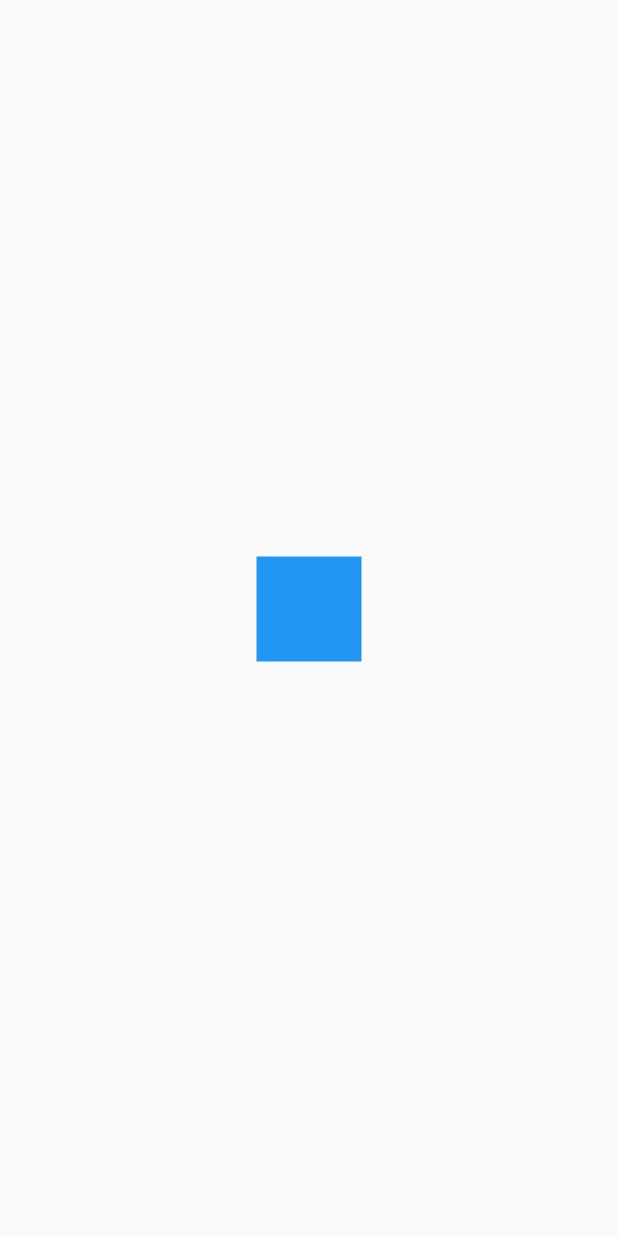
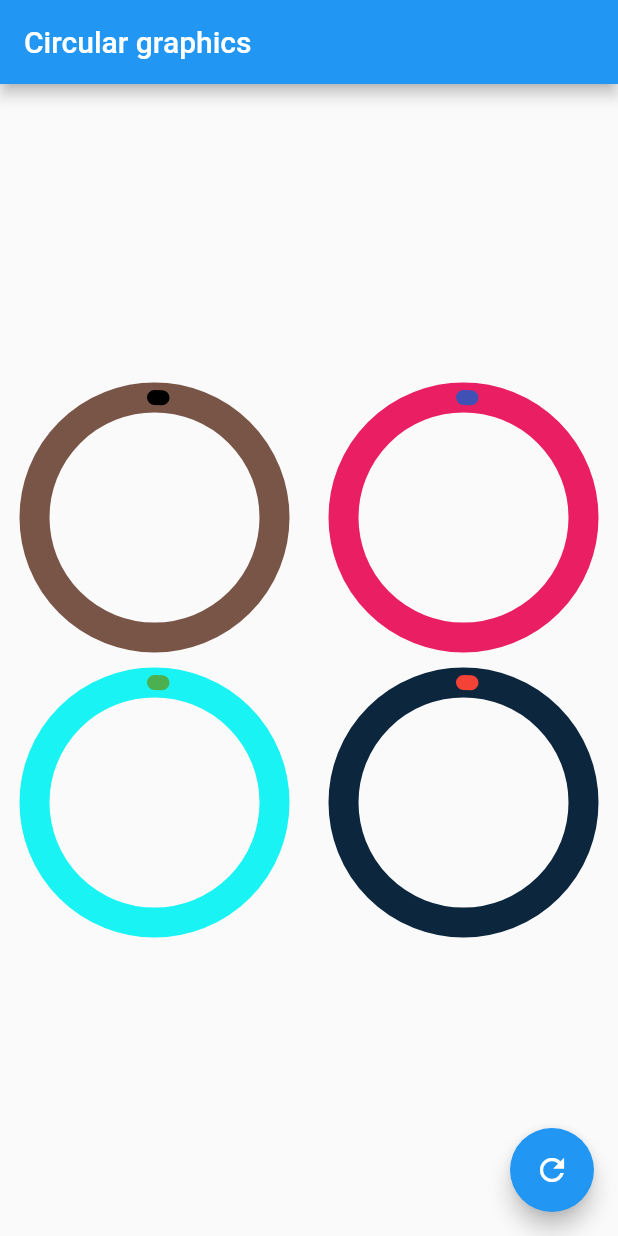
Before and after one commit to MichaelAmador/flutter-designs, a Flutter app: the screen it shows after launch, on a phone screen of 412 x 824 dp. Run offline on Flutter 3.47's test engine with Material 2 defaults, Android fonts, the phone set to English and light mode, and no system bars.

Commit message:
Progress bar + animated custom painter

```diff
--- a/lib/main.dart
+++ b/lib/main.dart
@@ -11,6 +11,6 @@ class MainApp extends StatelessWidget {
   @override
   Widget build(BuildContext context) {
     return const MaterialApp(
-        debugShowCheckedModeBanner: false, home: SquareAnimatedScreen());
+        debugShowCheckedModeBanner: false, home: CircularGraphicsScreen());
   }
 }
--- /dev/null
+++ b/lib/src/screens/circular_graphics_screen.dart
@@ -0,0 +1,96 @@
+import 'package:flutter/material.dart';
+import 'package:designs/src/src.dart';
+
+class CircularGraphicsScreen extends StatefulWidget {
+  const CircularGraphicsScreen({super.key});
+
+  @override
+  State<CircularGraphicsScreen> createState() => _CircularGraphicsScreenState();
+}
+
+class _CircularGraphicsScreenState extends State<CircularGraphicsScreen> {
+  double percentaje = 0.0;
+  @override
+  Widget build(BuildContext context) {
+    return Scaffold(
+      appBar: AppBar(
+        title: const Text('Circular graphics'),
+      ),
+      body: Column(
+        mainAxisAlignment: MainAxisAlignment.center,
+        children: [
+          Row(
+            mainAxisAlignment: MainAxisAlignment.spaceAround,
+            children: [
+              _CustomRadialProgress(
+                percentaje: percentaje,
+                primaryColor: Colors.black,
+                secondaryColor: Colors.brown,
+              ),
+              _CustomRadialProgress(
+                percentaje: percentaje,
+                primaryColor: Colors.indigo,
+                secondaryColor: Colors.pink,
+              ),
+            ],
+          ),
+          // ignore: prefer_const_constructors
+          SizedBox(
+            height: 10,
+          ),
+          Row(
+            mainAxisAlignment: MainAxisAlignment.spaceAround,
+            children: [
+              _CustomRadialProgress(
+                percentaje: percentaje,
+                primaryColor: Colors.green,
+                secondaryColor: const Color.fromARGB(255, 26, 243, 243),
+              ),
+              _CustomRadialProgress(
+                percentaje: percentaje,
+                primaryColor: Colors.red,
+                secondaryColor: const Color.fromARGB(255, 12, 39, 61),
+              ),
+            ],
+          ),
+        ],
+      ),
+      floatingActionButton: FloatingActionButton(
+        onPressed: () {
+          setState(() {
+            percentaje += 10;
+            if (percentaje > 100) percentaje = 0;
+          });
+        },
+        child: const Icon(Icons.refresh_outlined),
+      ),
+    );
+  }
+}
+
+class _CustomRadialProgress extends StatelessWidget {
+  final Color primaryColor;
+  final Color secondaryColor;
+  const _CustomRadialProgress({
+    required this.percentaje,
+    required this.primaryColor,
+    required this.secondaryColor,
+  });
+
+  final double percentaje;
+
+  @override
+  Widget build(BuildContext context) {
+    return SizedBox(
+      width: 180,
+      height: 180,
+      child: RadialProgress(
+        percentaje: percentaje,
+        primaryColor: primaryColor,
+        secondaryColor: secondaryColor,
+        strokeWithPrimary: 10,
+        strokeWithSecondary: 20,
+      ),
+    );
+  }
+}
--- a/lib/src/screens/screens.dart
+++ b/lib/src/screens/screens.dart
@@ -1,2 +1,7 @@
+export 'challenges/square_animated_screen.dart';
+
+export 'labs/circular_progress_screen.dart';
+
 export 'animations_screen.dart';
+export 'circular_graphics_screen.dart';
 export 'headers_screen.dart';
--- a/lib/src/src.dart
+++ b/lib/src/src.dart
@@ -1,3 +1,3 @@
-export 'challenges/square_animated_screen.dart';
+export 'screens/challenges/square_animated_screen.dart';
 export 'screens/screens.dart';
 export 'widgets/widgets.dart';
--- /dev/null
+++ b/lib/src/widgets/radial_progress.dart
@@ -0,0 +1,113 @@
+import 'package:flutter/material.dart';
+import 'dart:math' show min, pi;
+
+class RadialProgress extends StatefulWidget {
+  final double percentaje;
+  final Color primaryColor;
+  final Color secondaryColor;
+  final double strokeWithPrimary;
+  final double strokeWithSecondary;
+  const RadialProgress(
+      {super.key,
+      required this.percentaje,
+      this.primaryColor = Colors.indigo,
+      this.secondaryColor = Colors.grey,
+      this.strokeWithPrimary = 10,
+      this.strokeWithSecondary = 10});
+
+  @override
+  State<RadialProgress> createState() => _RadialProgressState();
+}
+
+class _RadialProgressState extends State<RadialProgress>
+    with SingleTickerProviderStateMixin {
+  late AnimationController controller;
+  late double lastPercentaje;
+
+  @override
+  void initState() {
+    lastPercentaje = widget.percentaje;
+    controller = AnimationController(
+        vsync: this, duration: const Duration(milliseconds: 200));
+    super.initState();
+  }
+
+  @override
+  void dispose() {
+    controller.dispose();
+    super.dispose();
+  }
+
+  @override
+  Widget build(BuildContext context) {
+    controller.forward(from: 0.0);
+    final differenceAnimation = widget.percentaje - lastPercentaje;
+    lastPercentaje = widget.percentaje;
+
+    return AnimatedBuilder(
+      animation: controller,
+      // child: child,
+      builder: (BuildContext context, Widget? child) {
+        return Container(
+          padding: const EdgeInsets.all(10),
+          width: double.infinity,
+          height: double.infinity,
+          child: CustomPaint(
+              painter: _MyRadialProgress(
+                  (widget.percentaje - differenceAnimation) +
+                      (differenceAnimation + controller.value),
+                  widget.primaryColor,
+                  widget.secondaryColor,
+                  widget.strokeWithPrimary,
+                  widget.strokeWithSecondary)),
+        );
+      },
+    );
+  }
+}
+
+class _MyRadialProgress extends CustomPainter {
+  final double percentaje;
+  final Color primaryColor;
+  final Color secondaryColor;
+  final double strokeWithPrimary;
+  final double strokeWithSecondary;
+
+  _MyRadialProgress(this.percentaje, this.primaryColor, this.secondaryColor,
+      this.strokeWithPrimary, this.strokeWithSecondary);
+  @override
+  void paint(Canvas canvas, Size size) {
+    const gradient = LinearGradient(colors: [
+      Color(0xffc012ff),
+      Color(0xff6d05e8),
+      Colors.red,
+    ]);
+
+    final rect = Rect.fromCircle(center: const Offset(0, 0), radius: 180);
+
+    final paint = Paint()
+      ..strokeWidth = strokeWithSecondary
+      ..color = secondaryColor
+      ..style = PaintingStyle.stroke;
+
+    final center = Offset(size.width * .5, size.height * .5);
+    final radius = min(size.width * .5, size.height * .5);
+
+    canvas.drawCircle(center, radius, paint);
+
+    final paintArc = Paint()
+      ..strokeWidth = strokeWithPrimary
+      ..color = primaryColor
+      // ..shader = gradient.createShader(rect)
+      ..strokeCap = StrokeCap.round
+      ..style = PaintingStyle.stroke;
+
+    final double arcAngle = 2 * pi * (percentaje / 100);
+
+    canvas.drawArc(Rect.fromCircle(center: center, radius: radius), -pi / 2,
+        arcAngle, false, paintArc);
+  }
+
+  @override
+  bool shouldRepaint(covariant CustomPainter oldDelegate) => true;
+}
--- a/lib/src/widgets/widgets.dart
+++ b/lib/src/widgets/widgets.dart
@@ -1 +1,2 @@
 export 'headers.dart';
+export 'radial_progress.dart';
```
Also changed, not shown: lib/src/screens/labs/circular_progress_screen.dart (added, +100 -0 lines), lib/src/screens/challenges/square_animated_screen.dart (renamed from lib/src/challenges/square_animated_screen.dart).
